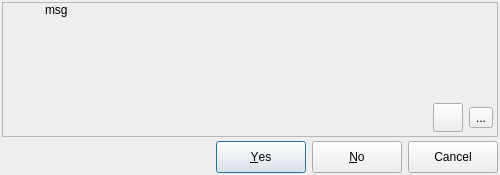
Qt form libpgmodeler_ui/ui/messagebox.ui (pgmodeler/pgmodeler) before a commit.
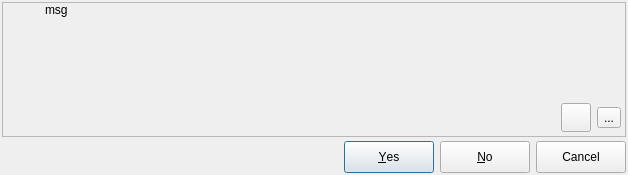
The same form after that commit. Icons and pictures are not drawn.

Commit message:
Added support to custom button labels on message box.
Changed the message when trying to save an invalidated model. (issue

```diff
--- a/libpgmodeler_ui/ui/messagebox.ui
+++ b/libpgmodeler_ui/ui/messagebox.ui
@@ -9,7 +9,7 @@
    <rect>
     <x>0</x>
     <y>0</y>
-    <width>500</width>
+    <width>628</width>
     <height>175</height>
    </rect>
   </property>
@@ -391,20 +391,23 @@
    </item>
    <item row="1" column="0">
     <layout class="QGridLayout" name="gridLayout_2">
+     <item row="0" column="0">
+      <widget class="QLabel" name="label">
+       <property name="sizePolicy">
+        <sizepolicy hsizetype="Expanding" vsizetype="Preferred">
+         <horstretch>0</horstretch>
+         <verstretch>0</verstretch>
+        </sizepolicy>
+       </property>
+       <property name="text">
+        <string/>
+       </property>
+       <property name="pixmap">
+        <pixmap resource="../res/resources.qrc">:/imagens/imagens/pgmodeler_name.png</pixmap>
+       </property>
+      </widget>
+     </item>
      <item row="0" column="1">
-      <spacer>
-       <property name="orientation">
-        <enum>Qt::Horizontal</enum>
-       </property>
-       <property name="sizeHint" stdset="0">
-        <size>
-         <width>298</width>
-         <height>27</height>
-        </size>
-       </property>
-      </spacer>
-     </item>
-     <item row="0" column="2">
       <widget class="QWidget" name="container_wgt" native="true">
        <layout class="QGridLayout" name="gridLayout">
         <property name="leftMargin">
@@ -421,6 +424,12 @@
         </property>
         <item row="0" column="0">
          <widget class="QPushButton" name="yes_ok_btn">
+          <property name="sizePolicy">
+           <sizepolicy hsizetype="Preferred" vsizetype="Fixed">
+            <horstretch>0</horstretch>
+            <verstretch>0</verstretch>
+           </sizepolicy>
+          </property>
           <property name="minimumSize">
            <size>
             <width>90</width>
@@ -429,8 +438,8 @@
           </property>
           <property name="maximumSize">
            <size>
-            <width>90</width>
-            <height>16777215</height>
+            <width>16777215</width>
+            <height>32</height>
            </size>
           </property>
           <property name="text">
@@ -456,6 +465,12 @@
         </item>
         <item row="0" column="2">
          <widget class="QPushButton" name="no_btn">
+          <property name="sizePolicy">
+           <sizepolicy hsizetype="Preferred" vsizetype="Fixed">
+            <horstretch>0</horstretch>
+            <verstretch>0</verstretch>
+           </sizepolicy>
+          </property>
           <property name="minimumSize">
            <size>
             <width>90</width>
@@ -464,8 +479,8 @@
           </property>
           <property name="maximumSize">
            <size>
-            <width>90</width>
-            <height>16777215</height>
+            <width>16777215</width>
+            <height>32</height>
            </size>
           </property>
           <property name="text">
@@ -485,12 +500,24 @@
         </item>
         <item row="0" column="3">
          <widget class="QPushButton" name="cancel_btn">
+          <property name="sizePolicy">
+           <sizepolicy hsizetype="Preferred" vsizetype="Fixed">
+            <horstretch>0</horstretch>
+            <verstretch>0</verstretch>
+           </sizepolicy>
+          </property>
           <property name="minimumSize">
            <size>
             <width>90</width>
             <height>32</height>
            </size>
           </property>
+          <property name="maximumSize">
+           <size>
+            <width>16777215</width>
+            <height>32</height>
+           </size>
+          </property>
           <property name="text">
            <string>Cancel</string>
           </property>
```
Left out of the diff: 10 changed lines with no effect on the pictures. The commit also changes 3 other files.
